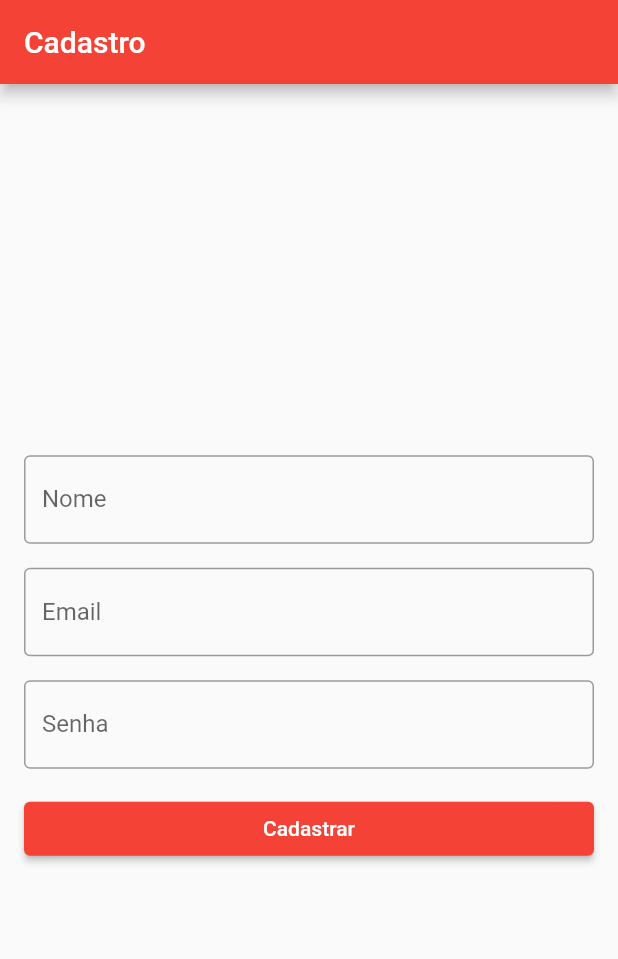
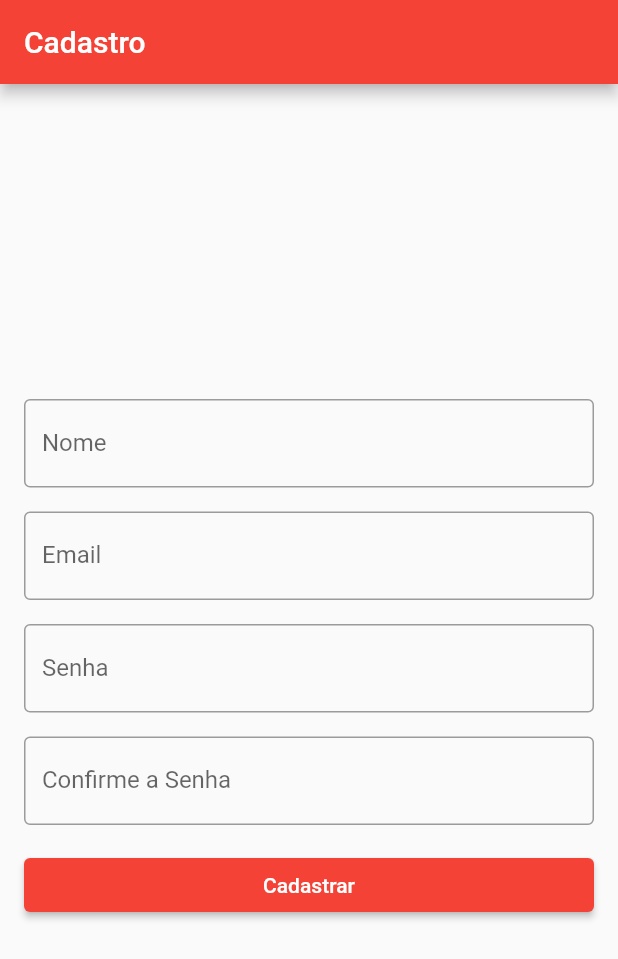
Before and after one commit to Betalha/hotel-reservation, a Flutter app: the PaginaCadastro screen opened directly, after a tap on "Cadastrar", on a phone screen of 412 x 824 dp. Shown: the top 959 px of the screen. Run offline on Flutter 3.47's test engine with Material 2 defaults, Android fonts, the phone set to English and light mode, and no system bars.

Commit message:
Cadastro 1.1

```diff
--- a/lib/cadastro.dart
+++ b/lib/cadastro.dart
@@ -13,6 +13,8 @@ class PaginaCadastro extends StatelessWidget {
   final TextEditingController nameController = TextEditingController();
   final TextEditingController emailController = TextEditingController();
   final TextEditingController passwordController = TextEditingController();
+  final TextEditingController passwordConfirmController =
+      TextEditingController();
 
   @override
   Widget build(BuildContext context) {
@@ -52,22 +54,33 @@ class PaginaCadastro extends StatelessWidget {
               ),
             ),
             SizedBox(height: 16.0),
+            TextField(
+              controller: passwordConfirmController,
+              obscureText: true,
+              decoration: InputDecoration(
+                labelText: 'Confirme a Senha',
+                border: OutlineInputBorder(),
+              ),
+            ),
+            SizedBox(height: 16.0),
             ElevatedButton(
               onPressed: () {
                 // Lógica de cadastro aqui
                 String nome = nameController.text;
                 String email = emailController.text;
                 String senha = passwordController.text;
-
+                String confirmaSenha = passwordConfirmController.text;
                 // Exemplo de impressão dos dados
                 print('Nome: $nome');
                 print('Email: $email');
                 print('Senha: $senha');
+                print('Confirmação de Senha: $confirmaSenha');
 
                 // Limpa os campos após o cadastro
                 nameController.clear();
                 emailController.clear();
                 passwordController.clear();
+                passwordConfirmController.clear();
               },
               child: Text('Cadastrar'),
               style: ElevatedButton.styleFrom(
```
